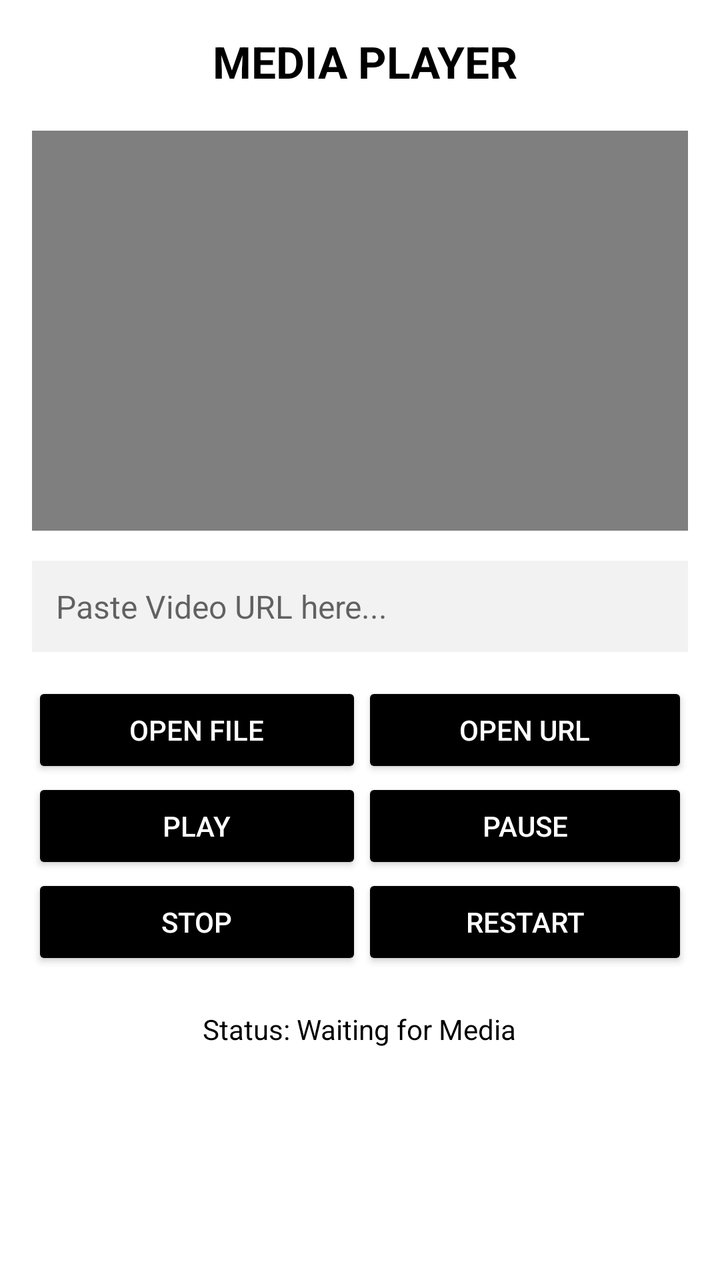
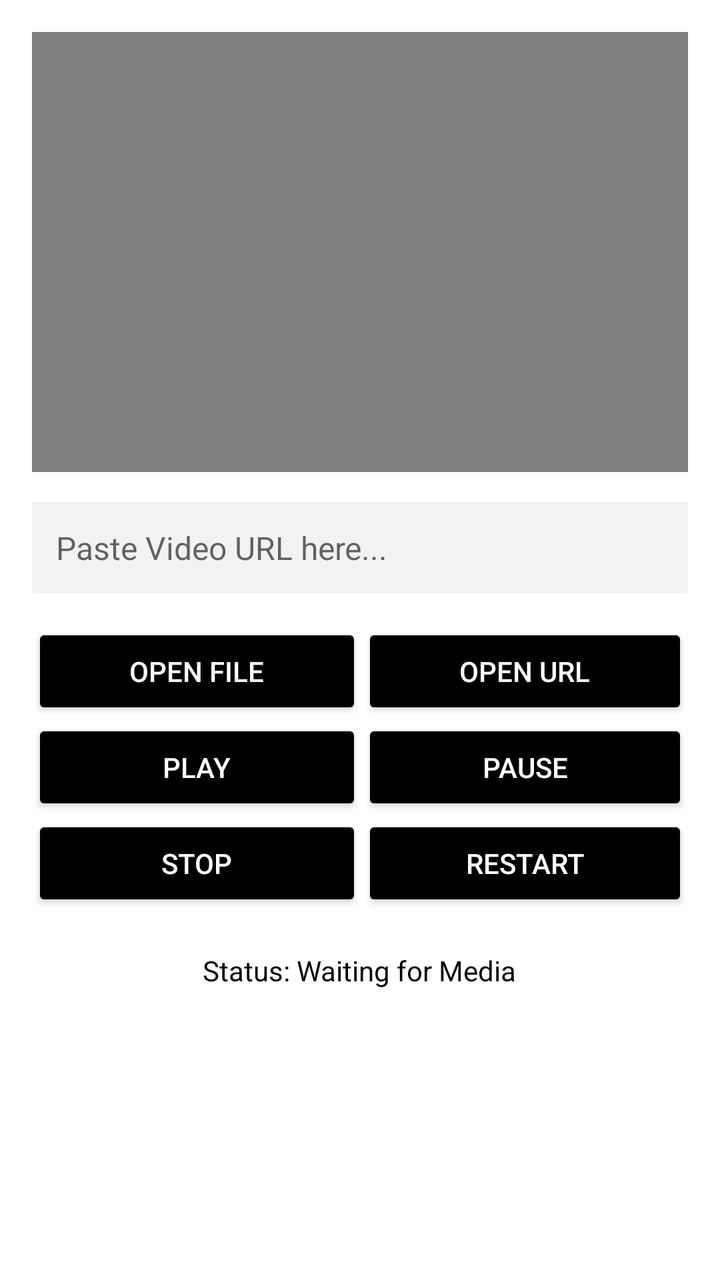

Two renders of the same Android screen: before a commit and after it. Below are the layout's source before the change and the commit's diff.
<!-- AndroidManifest.xml: application theme Theme.AppCompat.Light.NoActionBar -->
<!-- res/layout/activity_main.xml -->
<?xml version="1.0" encoding="utf-8"?>
<RelativeLayout xmlns:android="http://schemas.android.com/apk/res/android"
    android:id="@+id/mainLayout"
    android:layout_width="match_parent"
    android:layout_height="match_parent"
    android:background="#FFFFFF"
    android:padding="16dp">

    <TextView
        android:id="@+id/titleText"
        android:layout_width="wrap_content"
        android:layout_height="wrap_content"
        android:text=" MEDIA PLAYER"
        android:textSize="22sp"
        android:textStyle="bold"
        android:layout_centerHorizontal="true"
        android:textColor="#000000"
        android:layout_marginBottom="20dp" />

    <VideoView
        android:id="@+id/videoView"
        android:layout_width="match_parent"
        android:layout_height="200dp"
        android:layout_below="@id/titleText"
        android:background="#000000" />

    <EditText
        android:id="@+id/urlInput"
        android:layout_width="match_parent"
        android:layout_height="wrap_content"
        android:layout_below="@id/videoView"
        android:layout_marginTop="15dp"
        android:background="#F2F2F2"
        android:hint="Paste Video URL here..."
        android:padding="12dp"
        android:textColor="#000000"
        android:textSize="16sp" />

    <GridLayout
        android:id="@+id/buttonGrid"
        android:layout_width="match_parent"
        android:layout_height="wrap_content"
        android:layout_below="@id/urlInput"
        android:layout_marginTop="15dp"
        android:columnCount="2"
        android:rowCount="3">

        <Button android:id="@+id/btnOpenFile" android:text="Open File" android:layout_columnWeight="1" android:backgroundTint="#000000" android:textColor="#FFFFFF"/>
        <Button android:id="@+id/btnOpenURL" android:text="Open URL" android:layout_columnWeight="1" android:backgroundTint="#000000" android:textColor="#FFFFFF"/>
        <Button android:id="@+id/btnPlay" android:text="Play" android:layout_columnWeight="1" android:backgroundTint="#000000" android:textColor="#FFFFFF"/>
        <Button android:id="@+id/btnPause" android:text="Pause" android:layout_columnWeight="1" android:backgroundTint="#000000" android:textColor="#FFFFFF"/>
        <Button android:id="@+id/btnStop" android:text="Stop" android:layout_columnWeight="1" android:backgroundTint="#000000" android:textColor="#FFFFFF"/>
        <Button android:id="@+id/btnRestart" android:text="Restart" android:layout_columnWeight="1" android:backgroundTint="#000000" android:textColor="#FFFFFF"/>
    </GridLayout>

    <TextView
        android:id="@+id/statusText"
        android:layout_width="wrap_content"
        android:layout_height="wrap_content"
        android:layout_below="@id/buttonGrid"
        android:layout_centerHorizontal="true"
        android:layout_marginTop="20dp"
        android:text="Status: Waiting for Media"
        android:textColor="#000000" />

</RelativeLayout>
<!-- resources referenced by this layout -->
<resources>

</resources>

<!-- the commit's change to res/layout/activity_main.xml (unified diff, before → after) -->
@@ -20,9 +20,11 @@
     <VideoView
         android:id="@+id/videoView"
         android:layout_width="match_parent"
-        android:layout_height="200dp"
-        android:layout_below="@id/titleText"
-        android:background="#000000" />
+        android:layout_height="220dp"
+
+
+
+        android:background="@android:color/transparent" />
 
     <EditText
         android:id="@+id/urlInput"
